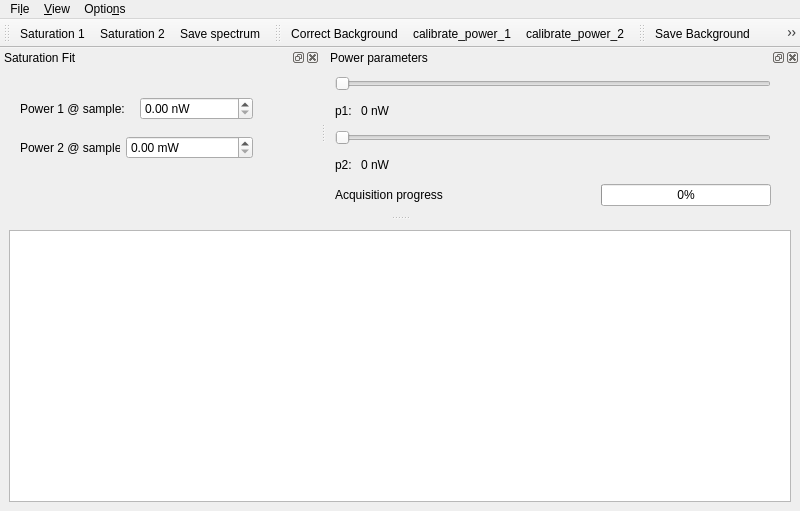
Qt form src/qudi/gui/power_controller/ui_powercontroller.ui (bbuusshh/scudi) before a commit.
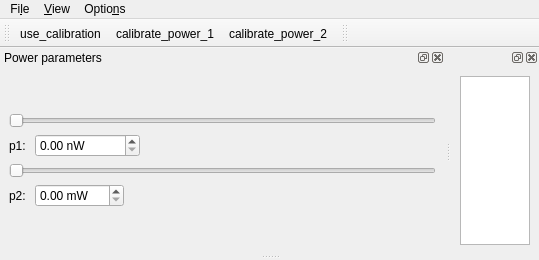
The same form after that commit. Icons and pictures are not drawn. Custom widgets are drawn as their Qt base class.

Commit message: power updt

Patch:
```diff
--- a/src/qudi/gui/power_controller/ui_powercontroller.ui
+++ b/src/qudi/gui/power_controller/ui_powercontroller.ui
@@ -6,26 +6,23 @@
    <rect>
     <x>0</x>
     <y>0</y>
-    <width>800</width>
-    <height>511</height>
+    <width>538</width>
+    <height>260</height>
    </rect>
   </property>
   <property name="windowTitle">
    <string>qudi: Spectrometer</string>
   </property>
-  <widget class="QWidget" name="centralwidget">
-   <layout class="QVBoxLayout" name="verticalLayout_2">
-    <item>
-     <widget class="PlotWidget" name="plotWidget"/>
-    </item>
-   </layout>
-  </widget>
+  <property name="dockNestingEnabled">
+   <bool>true</bool>
+  </property>
+  <widget class="QWidget" name="centralwidget"/>
   <widget class="QMenuBar" name="menubar">
    <property name="geometry">
     <rect>
      <x>0</x>
      <y>0</y>
-     <width>800</width>
+     <width>538</width>
      <height>21</height>
     </rect>
    </property>
@@ -52,23 +49,6 @@
    <addaction name="menuView"/>
    <addaction name="menuOptions"/>
   </widget>
-  <widget class="QToolBar" name="measure_ToolBar">
-   <property name="enabled">
-    <bool>true</bool>
-   </property>
-   <property name="windowTitle">
-    <string>toolBar</string>
-   </property>
-   <attribute name="toolBarArea">
-    <enum>TopToolBarArea</enum>
-   </attribute>
-   <attribute name="toolBarBreak">
-    <bool>false</bool>
-   </attribute>
-   <addaction name="rec_saturation_1_Action"/>
-   <addaction name="rec_saturation_2_Action"/>
-   <addaction name="save_spectrum_Action"/>
-  </widget>
   <widget class="QToolBar" name="background_ToolBar">
    <property name="windowTitle">
     <string>toolBar</string>
@@ -79,7 +59,7 @@
    <attribute name="toolBarBreak">
     <bool>false</bool>
    </attribute>
-   <addaction name="correct_background_Action"/>
+   <addaction name="actionuse_calibration"/>
    <addaction name="calibrate_power_1_Action"/>
    <addaction name="calibrate_power_2_Action"/>
   </widget>
@@ -93,120 +73,12 @@
    <attribute name="toolBarBreak">
     <bool>false</bool>
    </attribute>
-   <addaction name="save_background_Action"/>
-   <addaction name="acquire_background_Action"/>
-  </widget>
-  <widget class="QDockWidget" name="power_dockWidget">
-   <property name="sizePolicy">
-    <sizepolicy hsizetype="Preferred" vsizetype="Preferred">
-     <horstretch>0</horstretch>
-     <verstretch>0</verstretch>
-    </sizepolicy>
-   </property>
-   <property name="minimumSize">
-    <size>
-     <width>300</width>
-     <height>38</height>
-    </size>
-   </property>
-   <property name="windowTitle">
-    <string>Saturation Fit</string>
-   </property>
-   <attribute name="dockWidgetArea">
-    <number>4</number>
-   </attribute>
-   <widget class="QWidget" name="dockWidgetContents_4">
-    <widget class="QWidget" name="layoutWidget">
-     <property name="geometry">
-      <rect>
-       <x>20</x>
-       <y>20</y>
-       <width>233</width>
-       <height>82</height>
-      </rect>
-     </property>
-     <layout class="QVBoxLayout" name="verticalLayout_5">
-      <item>
-       <layout class="QHBoxLayout" name="horizontalLayout">
-        <item>
-         <widget class="QLabel" name="label">
-          <property name="minimumSize">
-           <size>
-            <width>100</width>
-            <height>0</height>
-           </size>
-          </property>
-          <property name="maximumSize">
-           <size>
-            <width>120</width>
-            <height>16777215</height>
-           </size>
-          </property>
-          <property name="text">
-           <string>Power 1 @ sample:</string>
-          </property>
-         </widget>
-        </item>
-        <item>
-         <widget class="QDoubleSpinBox" name="power_1_doubleSpinBox">
-          <property name="enabled">
-           <bool>true</bool>
-          </property>
-          <property name="suffix">
-           <string> nW</string>
-          </property>
-          <property name="maximum">
-           <double>1000000.000000000000000</double>
-          </property>
-         </widget>
-        </item>
-       </layout>
-      </item>
-      <item>
-       <layout class="QHBoxLayout" name="horizontalLayout_2">
-        <item>
-         <widget class="QLabel" name="label_5">
-          <property name="minimumSize">
-           <size>
-            <width>100</width>
-            <height>0</height>
-           </size>
-          </property>
-          <property name="maximumSize">
-           <size>
-            <width>100</width>
-            <height>16777215</height>
-           </size>
-          </property>
-          <property name="text">
-           <string>Power 2 @ sample:</string>
-          </property>
-         </widget>
-        </item>
-        <item>
-         <widget class="QDoubleSpinBox" name="power_2_doubleSpinBox">
-          <property name="enabled">
-           <bool>true</bool>
-          </property>
-          <property name="suffix">
-           <string> mW</string>
-          </property>
-          <property name="maximum">
-           <double>100.000000000000000</double>
-          </property>
-         </widget>
-        </item>
-       </layout>
-      </item>
-     </layout>
-    </widget>
-   </widget>
   </widget>
   <widget class="QDockWidget" name="powerDockWidget">
    <property name="minimumSize">
     <size>
      <width>445</width>
-     <height>167</height>
+     <height>178</height>
     </size>
    </property>
    <property name="maximumSize">
@@ -256,12 +128,37 @@
             </widget>
            </item>
            <item>
-            <widget class="QLabel" name="label_Power_1">
-             <property name="text">
-              <string>0 nW</string>
+            <widget class="QDoubleSpinBox" name="power_1_doubleSpinBox">
+             <property name="enabled">
+              <bool>true</bool>
+             </property>
+             <property name="sizePolicy">
+              <sizepolicy hsizetype="Preferred" vsizetype="Fixed">
+               <horstretch>0</horstretch>
+               <verstretch>0</verstretch>
+              </sizepolicy>
+             </property>
+             <property name="suffix">
+              <string> nW</string>
+             </property>
+             <property name="maximum">
+              <double>1000000.000000000000000</double>
              </property>
             </widget>
            </item>
+           <item>
+            <spacer name="horizontalSpacer">
+             <property name="orientation">
+              <enum>Qt::Horizontal</enum>
+             </property>
+             <property name="sizeHint" stdset="0">
+              <size>
+               <width>40</width>
+               <height>20</height>
+              </size>
+             </property>
+            </spacer>
+           </item>
           </layout>
          </item>
         </layout>
@@ -291,63 +188,57 @@
             </widget>
            </item>
            <item>
-            <widget class="QLabel" name="label_Power_2">
-             <property name="text">
-              <string>0 nW</string>
+            <widget class="QDoubleSpinBox" name="power_2_doubleSpinBox">
+             <property name="enabled">
+              <bool>true</bool>
+             </property>
+             <property name="sizePolicy">
+              <sizepolicy hsizetype="Preferred" vsizetype="Fixed">
+               <horstretch>0</horstretch>
+               <verstretch>0</verstretch>
+              </sizepolicy>
+             </property>
+             <property name="suffix">
+              <string> mW</string>
+             </property>
+             <property name="maximum">
+              <double>100.000000000000000</double>
              </property>
             </widget>
            </item>
+           <item>
+            <spacer name="horizontalSpacer_2">
+             <property name="orientation">
+              <enum>Qt::Horizontal</enum>
+             </property>
+             <property name="sizeHint" stdset="0">
+              <size>
+               <width>40</width>
+               <height>20</height>
+              </size>
+             </property>
+            </spacer>
+           </item>
           </layout>
          </item>
         </layout>
        </item>
       </layout>
      </item>
-     <item row="0" column="1">
-      <spacer name="horizontalSpacer">
-       <property name="orientation">
-        <enum>Qt::Horizontal</enum>
-       </property>
-       <property name="sizeType">
-        <enum>QSizePolicy::Minimum</enum>
-       </property>
-       <property name="sizeHint" stdset="0">
-        <size>
-         <width>20</width>
-         <height>20</height>
-        </size>
-       </property>
-      </spacer>
-     </item>
-     <item row="1" column="0">
-      <layout class="QHBoxLayout" name="horizontalLayout_8">
-       <item>
-        <widget class="QLabel" name="label_7">
-         <property name="text">
-          <string>Acquisition progress</string>
-         </property>
-        </widget>
-       </item>
-       <item>
-        <widget class="QProgressBar" name="progressBar">
-         <property name="maximumSize">
-          <size>
-           <width>170</width>
-           <height>16777215</height>
-          </size>
-         </property>
-         <property name="maximum">
-          <number>100</number>
-         </property>
-         <property name="value">
-          <number>0</number>
-         </property>
-         <property name="format">
-          <string>%p%</string>
-         </property>
-        </widget>
-       </item>
-      </layout>
+    </layout>
+   </widget>
+  </widget>
+  <widget class="QDockWidget" name="dockWidget">
+   <property name="features">
+    <set>QDockWidget::AllDockWidgetFeatures</set>
+   </property>
+   <attribute name="dockWidgetArea">
+    <number>4</number>
+   </attribute>
+   <widget class="QWidget" name="dockWidgetContents">
+    <layout class="QGridLayout" name="gridLayout_2">
+     <item row="0" column="0">
+      <widget class="PlotWidget" name="plotWidget"/>
      </item>
     </layout>
    </widget>
@@ -395,65 +286,6 @@
     <string>D</string>
    </property>
   </action>
-  <action name="save_spectrum_Action">
-   <property name="icon">
-    <iconset>
-     <normaloff>C:/Users/YY3/artwork/icons/oxygen/22x22/document-save.png</normaloff>C:/Users/YY3/artwork/icons/oxygen/22x22/document-save.png</iconset>
-   </property>
-   <property name="text">
-    <string>&amp;Save spectrum</string>
-   </property>
-   <property name="toolTip">
-    <string>Save spectrum (Strg+S)</string>
-   </property>
-   <property name="shortcut">
-    <string>Ctrl+S</string>
-   </property>
-  </action>
-  <action name="acquire_background_Action">
-   <property name="text">
-    <string>Acquire Background</string>
-   </property>
-   <property name="iconText">
-    <string>Acquire &amp;Background</string>
-   </property>
-   <property name="toolTip">
-    <string>Acquire Background Spectrum (B)</string>
-   </property>
-   <property name="shortcut">
-    <string>B</string>
-   </property>
-  </action>
-  <action name="correct_background_Action">
-   <property name="checkable">
-    <bool>true</bool>
-   </property>
-   <property name="icon">
-    <iconset>
-     <normaloff>C:/Users/YY3/artwork/styles/application/qdark/checkbox_unchecked.png</normaloff>
-     <normalon>C:/Users/YY3/artwork/styles/application/qdark/checkbox_checked.png</normalon>C:/Users/YY3/artwork/styles/application/qdark/checkbox_unchecked.png</iconset>
-   </property>
-   <property name="text">
-    <string>&amp;Correct Background</string>
-   </property>
-   <property name="toolTip">
-    <string>Select if the background correction should be appied (C)</string>
-   </property>
-   <property name="shortcut">
-    <string>C</string>
-   </property>
-  </action>
-  <action name="save_background_Action">
-   <property name="text">
-    <string>Save Background</string>
-   </property>
-   <property name="toolTip">
-    <string>Save the background spectrum (Shift+B)</string>
-   </property>
-   <property name="shortcut">
-    <string>Shift+B</string>
-   </property>
-  </action>
   <action name="action_FitSettings">
    <property name="text">
     <string>&amp;Fit settings</string>
@@ -488,6 +320,14 @@
     <string>A</string>
    </property>
   </action>
+  <action name="actionuse_calibration">
+   <property name="checkable">
+    <bool>true</bool>
+   </property>
+   <property name="text">
+    <string>use_calibration</string>
+   </property>
+  </action>
  </widget>
  <customwidgets>
   <customwidget>
```
Left out of the diff: 9 changed lines with no effect on the pictures. The commit also changes 3 other files.
